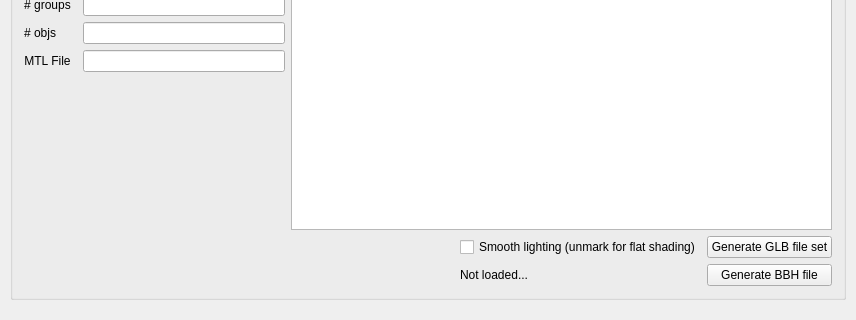
Above: R4/PrecomputationTools/ObjTool.ui from RodrigoCastiel/R4 before the change; both pictures show x 0 to 856 and y 159 to 479 of the 856 by 479 pixel window. Below: the same form after it.
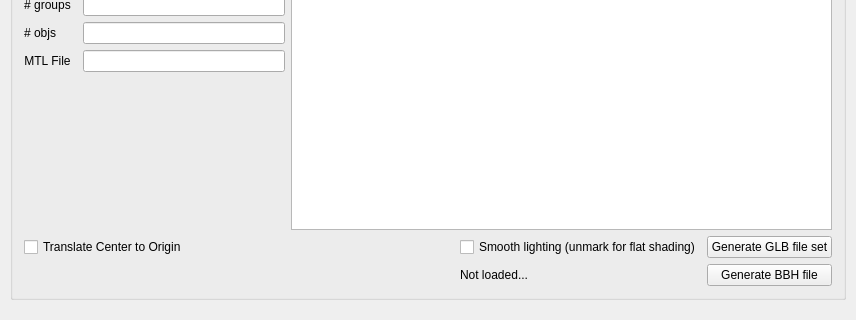
That is the form after the change.

What changed in the file:
```diff
--- a/R4/PrecomputationTools/ObjTool.ui
+++ b/R4/PrecomputationTools/ObjTool.ui
@@ -198,19 +198,6 @@
           </property>
          </widget>
         </item>
-        <item row="0" column="0">
-         <spacer name="horizontalSpacer">
-          <property name="orientation">
-           <enum>Qt::Horizontal</enum>
-          </property>
-          <property name="sizeHint" stdset="0">
-           <size>
-            <width>40</width>
-            <height>20</height>
-           </size>
-          </property>
-         </spacer>
-        </item>
         <item row="0" column="1">
          <widget class="QCheckBox" name="cb_SmoothLighting">
           <property name="text">
@@ -218,13 +205,6 @@
           </property>
          </widget>
         </item>
-        <item row="0" column="2">
-         <widget class="QPushButton" name="pb_GenerateGLB">
-          <property name="text">
-           <string>Generate GLB file set</string>
-          </property>
-         </widget>
-        </item>
         <item row="1" column="1">
          <widget class="QLabel" name="label_Status">
           <property name="text">
@@ -232,6 +212,20 @@
           </property>
          </widget>
         </item>
+        <item row="0" column="0">
+         <widget class="QCheckBox" name="cb_TranslateOrigin">
+          <property name="text">
+           <string>Translate Center to Origin</string>
+          </property>
+         </widget>
+        </item>
+        <item row="0" column="2">
+         <widget class="QPushButton" name="pb_GenerateGLB">
+          <property name="text">
+           <string>Generate GLB file set</string>
+          </property>
+         </widget>
+        </item>
        </layout>
       </item>
      </layout>
```
